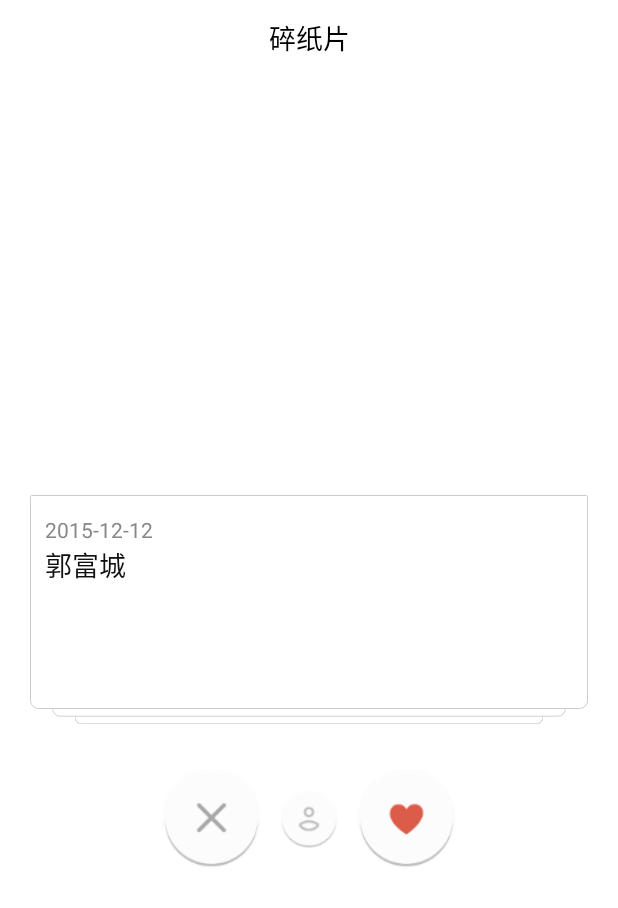
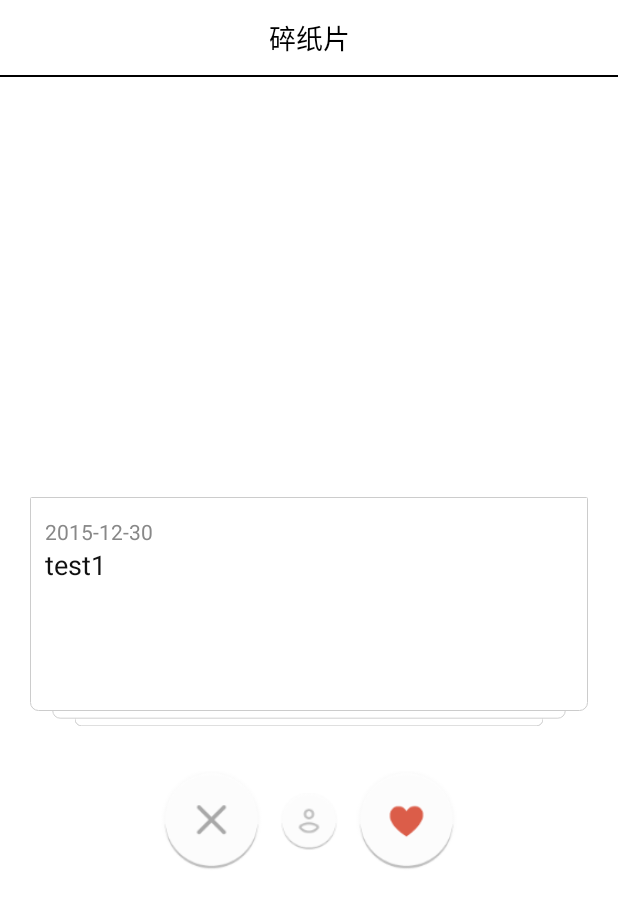
Before and after one commit to xuzhenyang/Scrap, an Android app: the screen it shows after launch (MainActivity), on a phone screen of 412 x 824 dp. Shown: the top 908 px of the screen. Run offline under Robolectric (Android 15) with nearby library versions, the phone set to English and light mode, and no system bars; libraries missing offline, so code that uses them is left out: com.mikepenz.materialdrawer, com.nostra13.universalimageloader; 7 statements that could not run were skipped.

Commit message:
简单实现抽屉菜单和数据库（抽屉菜单还有待考虑是否需要换种实现

```diff
--- a/app/build.gradle
+++ b/app/build.gradle
@@ -24,4 +24,7 @@ dependencies {
     testCompile 'junit:junit:4.12'
     compile 'com.nostra13.universalimageloader:universal-image-loader:1.9.5'
     compile 'com.android.support:appcompat-v7:23.1.1'
+    compile('com.mikepenz:materialdrawer:4.6.2@aar') {
+        transitive = true
+    }
 }
--- /dev/null
+++ b/app/src/main/java/com/idlepilot/xuzy/scrap/CardDatabaseHelper.java
@@ -0,0 +1,36 @@
+package com.idlepilot.xuzy.scrap;
+
+import android.content.Context;
+import android.database.sqlite.SQLiteDatabase;
+import android.database.sqlite.SQLiteOpenHelper;
+
+/**
+ * Created by xuzywozz on 2015/12/30.
+ */
+public class CardDatabaseHelper extends SQLiteOpenHelper
+{
+
+    private static final String DB_NAME = "scrap.db"; //数据库名称
+    private static final int version = 1; //数据库版本
+
+    public CardDatabaseHelper(Context context)
+    {
+        super(context, DB_NAME, null, version);
+        // TODO Auto-generated constructor stub
+    }
+
+    @Override
+    public void onCreate(SQLiteDatabase db)
+    {
+        String sql = "create table card(id INTEGER PRIMARY KEY, imagePath text, content text, date text)";
+        db.execSQL(sql);
+    }
+
+    @Override
+    public void onUpgrade(SQLiteDatabase db, int oldVersion, int newVersion)
+    {
+        // TODO Auto-generated method stub
+
+    }
+
+}
--- a/app/src/main/java/com/idlepilot/xuzy/scrap/CardFragment.java
+++ b/app/src/main/java/com/idlepilot/xuzy/scrap/CardFragment.java
@@ -53,6 +53,7 @@ public class CardFragment extends Fragment
     {
         View rootView = inflater.inflate(R.layout.card_layout, null);
         initView(rootView);
+
         return rootView;
     }
 
@@ -66,19 +67,19 @@ public class CardFragment extends Fragment
             @Override
             public void onShow(int index)
             {
-                Log.d("CardFragment", "正在显示-" + dataList.get(index).getText());
+                Log.d("CardFragment", "正在显示-" + dataList.get(index).getContent());
             }
 
             @Override
             public void onCardVanish(int index, int type)
             {
-                Log.d("CardFragment", "正在消失-" + dataList.get(index).getText() + " 消失type=" + type);
+                Log.d("CardFragment", "正在消失-" + dataList.get(index).getContent() + " 消失type=" + type);
             }
 
             @Override
             public void onItemClick(View cardView, int index)
             {
-                Log.d("CardFragment", "卡片点击-" + dataList.get(index).getText());
+                Log.d("CardFragment", "卡片点击-" + dataList.get(index).getContent());
             }
         };
         slidePanel.setCardSwitchListener(cardSwitchListener);
@@ -102,19 +103,19 @@ public class CardFragment extends Fragment
 
     private void prepareDataList()
     {
-        int num = imagePaths.length;
-
-        for (int j = 0; j < 3; j++)
-        {
-            for (int i = 0; i < num; i++)
-            {
-                CardDataItem dataItem = new CardDataItem();
-                dataItem.setText(text[i]);
-                dataItem.setImagePath(imagePaths[i]);
-                dataItem.setDate("2015-12-12");
-                dataList.add(dataItem);
-            }
-        }
+        CardManager cm = new CardManager(getActivity());
+        cm.clearCardTable();
+        CardDataItem card1 = new CardDataItem("assets://wall01.jpg", "test1", "2015-12-30");
+        CardDataItem card2 = new CardDataItem("assets://wall02.jpg", "test2", "2015-12-30");
+        CardDataItem card3 = new CardDataItem("assets://wall03.jpg", "test3", "2015-12-30");
+        CardDataItem card4 = new CardDataItem("assets://wall04.jpg", "test4", "2015-12-30");
+        CardDataItem card5 = new CardDataItem("assets://wall05.jpg", "test5", "2015-12-30");
+        cm.addCard(card1);
+        cm.addCard(card2);
+        cm.addCard(card3);
+        cm.addCard(card4);
+        cm.addCard(card5);
+        dataList = cm.loadAllCard();
     }
 
 }
--- a/app/src/main/java/com/idlepilot/xuzy/scrap/CardItemView.java
+++ b/app/src/main/java/com/idlepilot/xuzy/scrap/CardItemView.java
@@ -40,7 +40,7 @@ public class CardItemView extends LinearLayout
 
     public void fillData(CardDataItem itemData) {
         ImageLoader.getInstance().displayImage(itemData.getImagePath(), imageView);
-        textTv.setText(itemData.getText());
+        textTv.setText(itemData.getContent());
         dateTv.setText(itemData.getDate());
     }
 }
--- /dev/null
+++ b/app/src/main/java/com/idlepilot/xuzy/scrap/CardManager.java
@@ -0,0 +1,66 @@
+package com.idlepilot.xuzy.scrap;
+
+import android.content.ContentValues;
+import android.content.Context;
+import android.database.Cursor;
+import android.database.sqlite.SQLiteDatabase;
+import android.util.Log;
+
+import com.idlepilot.xuzy.scrap.model.CardDataItem;
+
+import java.util.ArrayList;
+
+/**
+ * Created by xuzywozz on 2015/12/30.
+ */
+public class CardManager
+{
+    private CardDatabaseHelper dbHelper = null;
+    private SQLiteDatabase dbR = null;
+    private SQLiteDatabase dbW = null;
+    public Context context = null;
+
+    public CardManager(Context context)
+    {
+        this.context = context;
+        //DatabaseContext重写openOrCreateDatabase 将数据库保存在sd卡
+//        DatabaseContext dbContext = new DatabaseContext(context);
+        this.dbHelper = new CardDatabaseHelper(context);
+        this.dbR = this.dbHelper.getReadableDatabase();
+        this.dbW = this.dbHelper.getWritableDatabase();
+    }
+
+    public ArrayList<CardDataItem> loadAllCard()
+    {
+        ArrayList<CardDataItem> cardList = new ArrayList<CardDataItem>();
+        Cursor c = dbR.query("card", null, null, null, null, null, null);//查询并获得游标
+        Log.d("CardManager", "count : " + c.getCount());
+        while (c.moveToNext())
+        {
+            CardDataItem card = new CardDataItem();
+            card.setImagePath(c.getString(c.getColumnIndex("imagePath")));
+            card.setContent(c.getString(c.getColumnIndex("content")));
+            card.setDate(c.getString(c.getColumnIndex("date")));
+            Log.d("CardManager", "imagePath : " + card.getImagePath());
+            Log.d("CardManager", "content : " + card.getContent());
+            cardList.add(card);
+        }
+        return cardList;
+    }
+
+    public void addCard(CardDataItem card)
+    {
+        ContentValues cv = new ContentValues();//实例化一个ContentValues用来装载待插入的数据
+        cv.put("imagePath", card.getImagePath());
+        cv.put("content", card.getContent());
+        cv.put("date", card.getDate());
+        Log.d("CardManager", "Add imagePath : " + card.getImagePath());
+        Log.d("CardManager", "Add content : " + card.getContent());
+        dbW.insert("card", null, cv);//执行插入操作
+    }
+
+    public void clearCardTable()
+    {
+        dbW.execSQL("delete from card");
+    }
+}
--- /dev/null
+++ b/app/src/main/java/com/idlepilot/xuzy/scrap/DatabaseContext.java
@@ -0,0 +1,121 @@
+package com.idlepilot.xuzy.scrap;
+
+/**
+ * Created by xuzywozz on 2015/12/30.
+ */
+
+import android.content.Context;
+import android.content.ContextWrapper;
+import android.database.DatabaseErrorHandler;
+import android.database.sqlite.SQLiteDatabase;
+import android.util.Log;
+
+import java.io.File;
+import java.io.IOException;
+
+/**
+ * 用于支持对存储在SD卡上的数据库的访问
+ **/
+public class DatabaseContext extends ContextWrapper
+{
+
+    private static final String TAG = "DatabaseContext";
+
+    /**
+     * 构造函数
+     *
+     * @param base 上下文环境
+     */
+    public DatabaseContext(Context base)
+    {
+        super(base);
+    }
+
+    /**
+     * 获得数据库路径，如果不存在，则创建对象对象
+     *
+     * @param name
+     * @param mode
+     * @param factory
+     */
+    @Override
+    public File getDatabasePath(String name)
+    {
+        //判断是否存在sd卡
+        boolean sdExist = android.os.Environment.MEDIA_MOUNTED.equals(android.os.Environment.getExternalStorageState());
+        if (!sdExist)
+        {//如果不存在,
+            Log.e(TAG, "SD卡不存在，请加载SD卡");
+            return null;
+        } else
+        {//如果存在
+            //获取sd卡路径
+            String dbDir = android.os.Environment.getExternalStorageDirectory().getAbsolutePath();
+            dbDir += "/Scrap";//数据库所在目录
+            String dbPath = dbDir + "/" + name;//数据库路径
+            Log.e(TAG, "数据库路径：" + dbPath);
+            //判断目录是否存在，不存在则创建该目录
+            File dirFile = new File(dbDir);
+            if (!dirFile.exists())
+                dirFile.mkdirs();
+
+            //数据库文件是否创建成功
+            boolean isFileCreateSuccess = false;
+            //判断文件是否存在，不存在则创建该文件
+            File dbFile = new File(dbPath);
+            if (!dbFile.exists())
+            {
+                try
+                {
+                    isFileCreateSuccess = dbFile.createNewFile();//创建文件
+                    Log.e(TAG, "创建文件：" + dbPath);
+                } catch (IOException e)
+                {
+                    // TODO Auto-generated catch block
+                    e.printStackTrace();
+                }
+            } else
+                isFileCreateSuccess = true;
+
+            //返回数据库文件对象
+            if (isFileCreateSuccess)
+                return dbFile;
+            else
+                return null;
+        }
+    }
+
+    /**
+     * 重载这个方法，是用来打开SD卡上的数据库的，android 2.3及以下会调用这个方法。
+     *
+     * @param name
+     * @param mode
+     * @param factory
+     */
+    @Override
+    public SQLiteDatabase openOrCreateDatabase(String name, int mode,
+                                               SQLiteDatabase.CursorFactory factory)
+    {
+        SQLiteDatabase result = SQLiteDatabase.openOrCreateDatabase(getDatabasePath(name), null);
+        return result;
+    }
+
+    /**
+     * Android 4.0会调用此方法获取数据库。
+     *
+     * @param name
+     * @param mode
+     * @param factory
+     * @param errorHandler
+     * @see android.content.ContextWrapper#openOrCreateDatabase(java.lang.String, int,
+     * android.database.sqlite.SQLiteDatabase.CursorFactory,
+     * android.database.DatabaseErrorHandler)
+     */
+    @Override
+    public SQLiteDatabase openOrCreateDatabase(String name, int mode, SQLiteDatabase.CursorFactory factory,
+                                               DatabaseErrorHandler errorHandler)
+    {
+        SQLiteDatabase result = SQLiteDatabase.openOrCreateDatabase(getDatabasePath(name), null);
+        return result;
+    }
+}
--- a/app/src/main/java/com/idlepilot/xuzy/scrap/MainActivity.java
+++ b/app/src/main/java/com/idlepilot/xuzy/scrap/MainActivity.java
@@ -2,9 +2,17 @@ package com.idlepilot.xuzy.scrap;
 
 import android.support.v4.app.FragmentActivity;
 import android.os.Bundle;
+import android.support.v7.widget.Toolbar;
 import android.util.Log;
+import android.view.View;
 import android.view.Window;
 
+import com.mikepenz.materialdrawer.Drawer;
+import com.mikepenz.materialdrawer.DrawerBuilder;
+import com.mikepenz.materialdrawer.model.DividerDrawerItem;
+import com.mikepenz.materialdrawer.model.PrimaryDrawerItem;
+import com.mikepenz.materialdrawer.model.SecondaryDrawerItem;
+import com.mikepenz.materialdrawer.model.interfaces.IDrawerItem;
 import com.nostra13.universalimageloader.cache.disc.naming.HashCodeFileNameGenerator;
 import com.nostra13.universalimageloader.cache.memory.impl.LruMemoryCache;
 import com.nostra13.universalimageloader.core.DisplayImageOptions;
@@ -22,6 +30,36 @@ public class MainActivity extends FragmentActivity
         super.onCreate(savedInstanceState);
         requestWindowFeature(Window.FEATURE_NO_TITLE);
         setContentView(R.layout.activity_main);
+
+        //if you want to update the items at a later time it is recommended to keep it in a variable
+        PrimaryDrawerItem item1 = new PrimaryDrawerItem().withName(R.string.drawer_item_home);
+        SecondaryDrawerItem item2 = new SecondaryDrawerItem().withName(R.string.drawer_item_settings);
+
+//create the drawer and remember the `Drawer` result object
+        Toolbar toolbar = (Toolbar) findViewById(R.id.my_toolbar);
+        toolbar.setTitle("hello");
+//        setSupportActionBar(toolbar);
+        Drawer result = new DrawerBuilder()
+                .withActivity(this)
+//                .withRootView(R.id.drawer_layout)
+                .withToolbar(toolbar)
+                .addDrawerItems(
+                        item1,
+                        new DividerDrawerItem(),
+                        item2,
+                        new SecondaryDrawerItem().withName(R.string.drawer_item_settings)
+                )
+                .withOnDrawerItemClickListener(new Drawer.OnDrawerItemClickListener()
+                {
+                    @Override
+                    public boolean onItemClick(View view, int position, IDrawerItem drawerItem)
+                    {
+                        // do something with the clicked item :D
+                        return true;
+                    }
+                })
+                .build();
+
         initImageLoader();
         //有毒 此判断本意是为了保证翻转屏幕后不变
         //然而它在这里new CardFragment。。。
@@ -32,6 +70,7 @@ public class MainActivity extends FragmentActivity
                     .add(R.id.container, new CardFragment())
                     .commitAllowingStateLoss();
         }
+
     }
 
     @SuppressWarnings("deprecation")
--- a/app/src/main/java/com/idlepilot/xuzy/scrap/model/CardDataItem.java
+++ b/app/src/main/java/com/idlepilot/xuzy/scrap/model/CardDataItem.java
@@ -8,8 +8,20 @@ package com.idlepilot.xuzy.scrap.model;
 public class CardDataItem
 {
     private String imagePath;
-    private String text;
+    private String content;
     private String date;
+
+    public CardDataItem()
+    {
+
+    }
+
+    public CardDataItem(String imagePath, String content, String date)
+    {
+        this.imagePath = imagePath;
+        this.content = content;
+        this.date = date;
+    }
 
     public String getImagePath()
     {
@@ -21,14 +33,14 @@ public class CardDataItem
         this.imagePath = imagePath;
     }
 
-    public String getText()
+    public String getContent()
     {
-        return text;
+        return content;
     }
 
-    public void setText(String text)
+    public void setContent(String content)
     {
-        this.text = text;
+        this.content = content;
     }
 
     public String getDate()
--- a/app/src/main/res/layout/activity_main.xml
+++ b/app/src/main/res/layout/activity_main.xml
@@ -1,8 +1,36 @@
 <?xml version="1.0" encoding="utf-8"?>
-<FrameLayout android:id="@+id/container"
-             xmlns:android="http://schemas.android.com/apk/res/android"
-             xmlns:tools="http://schemas.android.com/tools"
-             android:layout_width="match_parent"
-             android:layout_height="match_parent"
-             tools:context="com.idlepilot.xuzy.scrap.MainActivity"
-             tools:ignore="MergeRootFrame"/>
+<FrameLayout
+    android:id="@+id/container"
+    xmlns:android="http://schemas.android.com/apk/res/android"
+    xmlns:tools="http://schemas.android.com/tools"
+    android:layout_width="match_parent"
+    android:layout_height="match_parent"
+    tools:context="com.idlepilot.xuzy.scrap.MainActivity"
+    tools:ignore="MergeRootFrame">
+
+    <LinearLayout
+        android:layout_width="match_parent"
+        android:layout_height="match_parent"
+        android:orientation="vertical">
+
+        <android.support.v7.widget.Toolbar
+            android:id="@+id/my_toolbar"
+            android:layout_width="match_parent"
+            android:layout_height="wrap_content"
+            android:minHeight="?attr/actionBarSize"/>
+
+        <FrameLayout
+            android:id="@+id/drawer_layout"
+            xmlns:android="http://schemas.android.com/apk/res/android"
+            xmlns:tools="http://schemas.android.com/tools"
+            android:layout_width="match_parent"
+            android:layout_height="match_parent">
+
+            <include layout="@layout/fragment_main"/>
+
+        </FrameLayout>
+
+    </LinearLayout>
+
+
+</FrameLayout>
--- a/app/src/main/res/layout/card_layout.xml
+++ b/app/src/main/res/layout/card_layout.xml
@@ -4,7 +4,8 @@
               android:layout_width="match_parent"
               android:layout_height="match_parent"
               android:background="#fff"
-              android:orientation="vertical" >
+              android:orientation="vertical">
+
 
     <TextView
         android:layout_width="fill_parent"
@@ -13,66 +14,72 @@
         android:gravity="center"
         android:text="碎纸片"
         android:textColor="#000000"
-        android:textSize="18sp" />
+        android:textSize="18sp"/>
+
+    <ImageView
+        android:layout_width="fill_parent"
+        android:layout_height="1dp"
+        android:background="#000000"
+        />
 
     <RelativeLayout
         android:layout_width="fill_parent"
-        android:layout_height="fill_parent" >
+        android:layout_height="fill_parent">
 
         <com.idlepilot.xuzy.scrap.CardSlidePanel
             android:id="@+id/image_slide_panel"
             android:layout_width="fill_parent"
+            android:layout_height="fill_parent"
             card:bottomMarginTop="40dp"
-            card:yOffsetStep="22dp"
-            android:layout_height="fill_parent" >
+            card:yOffsetStep="22dp">
 
             <LinearLayout
                 android:id="@+id/card_bottom_layout"
                 android:layout_width="fill_parent"
                 android:layout_height="wrap_content"
                 android:gravity="center"
-                android:orientation="horizontal" >
+                android:orientation="horizontal">
 
                 <Button
                     android:id="@+id/card_left_btn"
                     android:layout_width="70dp"
                     android:layout_height="70dp"
-                    android:background="@drawable/ignore_button" />
+                    android:background="@drawable/ignore_button"/>
 
                 <Button
                     android:id="@+id/card_center_btn"
                     android:layout_width="40dp"
                     android:layout_height="40dp"
                     android:layout_marginLeft="10dp"
-                    android:background="@drawable/home_button" />
+                    android:background="@drawable/home_button"/>
 
                 <Button
                     android:id="@+id/card_right_btn"
                     android:layout_width="70dp"
                     android:layout_height="70dp"
                     android:layout_marginLeft="10dp"
-                    android:background="@drawable/like_button" />
+                    android:background="@drawable/like_button"/>
             </LinearLayout>
 
             <com.idlepilot.xuzy.scrap.CardItemView
                 android:layout_width="wrap_content"
                 android:layout_height="wrap_content"
-                android:layout_gravity="center_horizontal" />
+                android:layout_gravity="center_horizontal"/>
 
             <com.idlepilot.xuzy.scrap.CardItemView
                 android:layout_width="wrap_content"
                 android:layout_height="wrap_content"
-                android:layout_gravity="center_horizontal" />
+                android:layout_gravity="center_horizontal"/>
 
             <com.idlepilot.xuzy.scrap.CardItemView
                 android:layout_width="wrap_content"
                 android:layout_height="wrap_content"
-                android:layout_gravity="center_horizontal" />
+                android:layout_gravity="center_horizontal"/>
 
             <com.idlepilot.xuzy.scrap.CardItemView
                 android:layout_width="wrap_content"
                 android:layout_height="wrap_content"
-                android:layout_gravity="center_horizontal" />
+                android:layout_gravity="center_horizontal"/>
 
         </com.idlepilot.xuzy.scrap.CardSlidePanel>
     </RelativeLayout>
--- a/app/src/main/res/layout/fragment_main.xml
+++ b/app/src/main/res/layout/fragment_main.xml
@@ -13,4 +13,5 @@
         android:layout_height="wrap_content"
         android:text="onlyForTest"/>
 
+
 </RelativeLayout>
--- a/app/src/main/res/values/strings.xml
+++ b/app/src/main/res/values/strings.xml
@@ -1,4 +1,6 @@
 <resources>
     <string name="app_name">Scrap</string>
     <string name="title_activity_add_card">AddCardActivity</string>
+    <string name="drawer_item_home">Home</string>
+    <string name="drawer_item_settings">Setting</string>
 </resources>
--- a/app/src/main/res/values/styles.xml
+++ b/app/src/main/res/values/styles.xml
@@ -1,11 +1,9 @@
 <resources>
 
     <!-- Base application theme. -->
-    <style name="AppTheme">
-        <!-- Customize your theme here. -->
-        <item name="colorPrimary">@color/colorPrimary</item>
-        <item name="colorPrimaryDark">@color/colorPrimaryDark</item>
-        <item name="colorAccent">@color/colorAccent</item>
+    <style name="AppTheme" parent="Theme.AppCompat">
+        <item name="windowActionBar">false</item>
+        <item name="android:windowNoTitle">true</item>
     </style>
 
 </resources>
```
